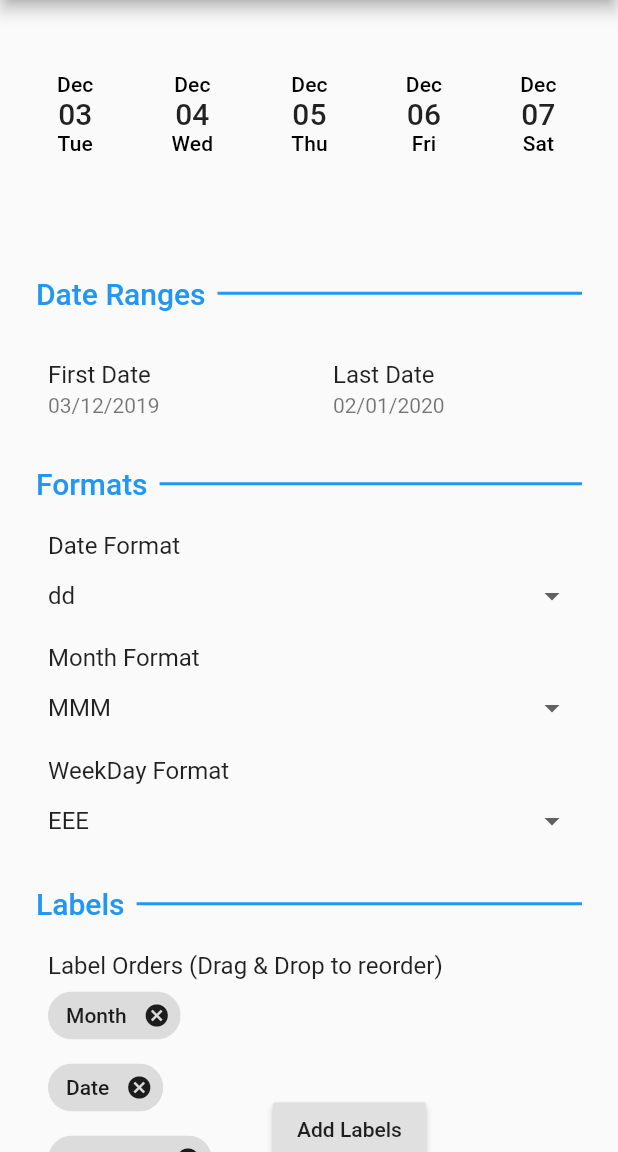
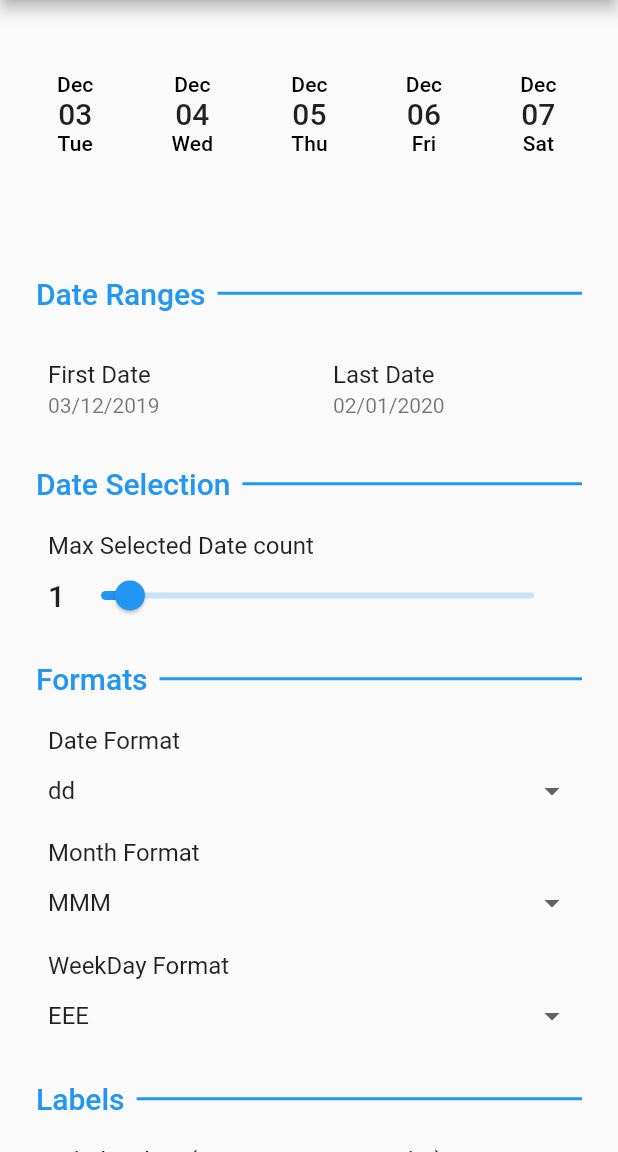
Before and after one commit to solutelabs/horizontal_calendar, a Flutter app: the screen it shows after launch, on a phone screen of 412 x 824 dp, the part 84-1236 px from its top. Run offline on Flutter 3.47's test engine with Material 2 defaults, Android fonts, the phone set to English and light mode, and no system bars.

Commit message:
Added maxSelectionDate count example

```diff
--- a/example/lib/main.dart
+++ b/example/lib/main.dart
@@ -63,6 +63,8 @@ class _DemoWidgetState extends State<DemoWidget> {
   BoxShape disabledDecorationShape = BoxShape.rectangle;
   bool isCircularRadiusDisabled = true;
 
+  int maxSelectedDateCount = 1;
+
   @override
   Widget build(BuildContext context) {
     return Column(
@@ -102,9 +104,9 @@ class _DemoWidgetState extends State<DemoWidget> {
                 ? BorderRadius.circular(8)
                 : null,
           ),
-          initialSelectedDates: [DateTime(2019, 11, 28)],
           isDateDisabled: (date) => date.weekday == 7,
           labelOrder: order.map(toLabelType).toList(),
+          maxSelectedDateCount: maxSelectedDateCount,
         ),
         SizedBox(height: 32),
         Expanded(
@@ -152,6 +154,31 @@ class _DemoWidgetState extends State<DemoWidget> {
                     ),
                   ),
                 ],
+              ),
+              Header(headerText: 'Date Selection'),
+              PropertyLabel(
+                label: 'Max Selected Date count',
+                value: Row(
+                  children: <Widget>[
+                    Text(
+                      maxSelectedDateCount.toString(),
+                      style: Theme.of(context).textTheme.title,
+                    ),
+                    Expanded(
+                      child: Slider(
+                        min: 0,
+                        max: 15,
+                        value: maxSelectedDateCount.toDouble(),
+                        onChanged: (value) {
+                          setState(() {
+                            forceRender = true;
+                            maxSelectedDateCount = value.toInt();
+                          });
+                        },
+                      ),
+                    ),
+                  ],
+                ),
               ),
               Header(headerText: 'Formats'),
               PropertyLabel(
```
